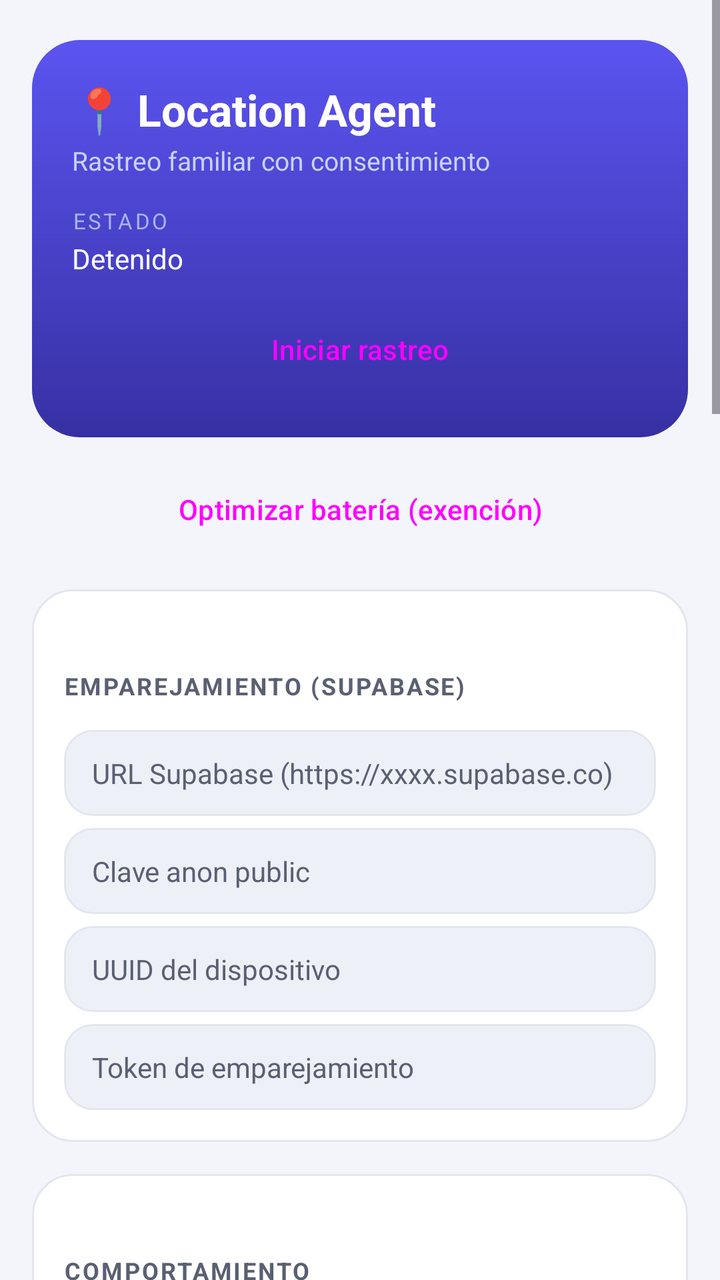
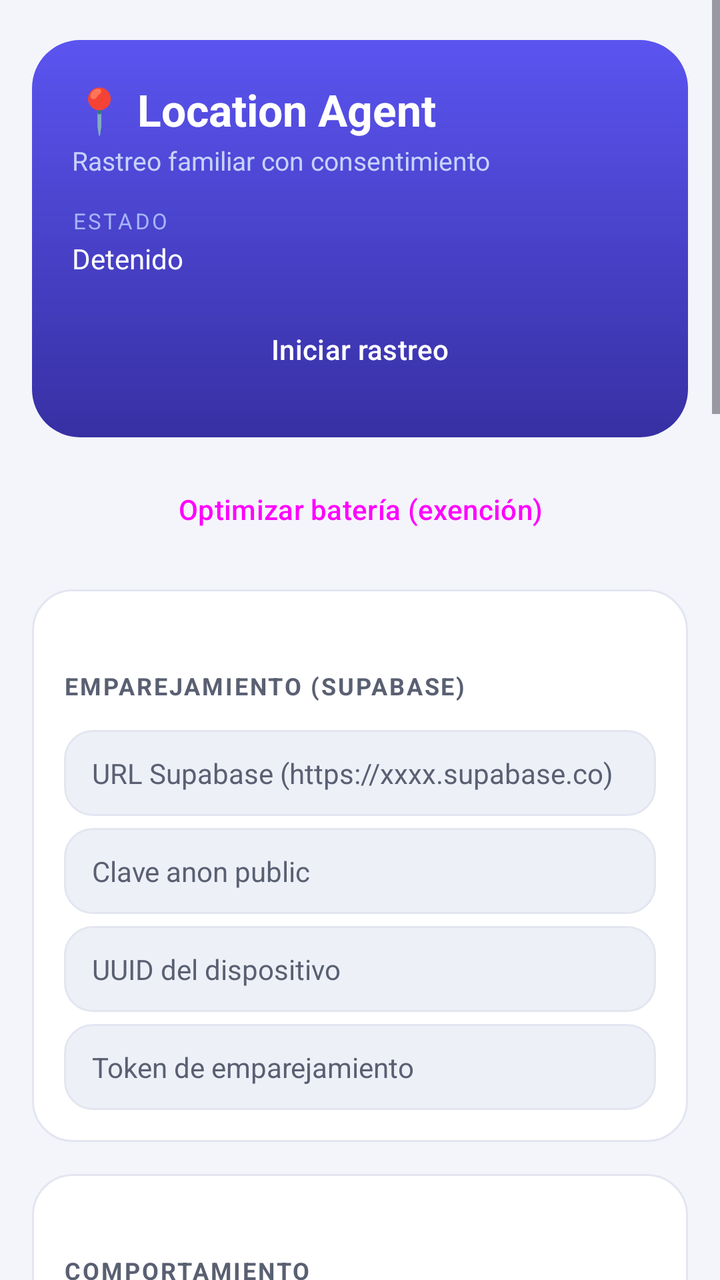

Before-and-after screenshots of an Android layout around one commit, followed by the original layout XML and the change that was made.
<!-- AndroidManifest.xml: application theme Theme.Agent -->
<!-- res/layout/activity_main.xml -->
<?xml version="1.0" encoding="utf-8"?>
<ScrollView xmlns:android="http://schemas.android.com/apk/res/android"
    android:layout_width="match_parent"
    android:layout_height="match_parent"
    android:fillViewport="true"
    android:background="@color/bg">

    <LinearLayout
        android:layout_width="match_parent"
        android:layout_height="wrap_content"
        android:orientation="vertical"
        android:paddingHorizontal="16dp"
        android:paddingTop="20dp"
        android:paddingBottom="32dp">

        
        <LinearLayout
            android:layout_width="match_parent"
            android:layout_height="wrap_content"
            android:background="@drawable/bg_hero"
            android:orientation="vertical"
            android:padding="20dp">

            <TextView
                android:layout_width="wrap_content"
                android:layout_height="wrap_content"
                android:text="@string/hero_title"
                android:textColor="#FFFFFF"
                android:textSize="22sp"
                android:textStyle="bold" />

            <TextView
                android:layout_width="wrap_content"
                android:layout_height="wrap_content"
                android:layout_marginTop="2dp"
                android:text="@string/hero_subtitle"
                android:textColor="#C7D2FE"
                android:textSize="13sp" />

            <TextView
                android:layout_width="match_parent"
                android:layout_height="wrap_content"
                android:layout_marginTop="14dp"
                android:text="@string/label_status"
                android:textAllCaps="true"
                android:letterSpacing="0.1"
                android:textColor="#A5B4FC"
                android:textSize="11sp" />

            <TextView
                android:id="@+id/statusText"
                android:layout_width="match_parent"
                android:layout_height="wrap_content"
                android:layout_marginTop="2dp"
                android:lineSpacingExtra="3dp"
                android:text="Detenido"
                android:textColor="#FFFFFF"
                android:textSize="14sp" />

            <Button
                android:id="@+id/btnToggle"
                style="@style/Btn.Secondary"
                android:layout_width="match_parent"
                android:layout_height="wrap_content"
                android:layout_marginTop="12dp"
                android:text="Iniciar rastreo" />
        </LinearLayout>

        
        <Button
            android:id="@+id/btnBattery"
            style="@style/Btn.Secondary"
            android:layout_width="match_parent"
            android:layout_height="wrap_content"
            android:layout_marginTop="12dp"
            android:text="@string/btn_battery" />

        
        <LinearLayout
            android:layout_width="match_parent"
            android:layout_height="wrap_content"
            android:layout_marginTop="16dp"
            android:background="@drawable/bg_card"
            android:orientation="vertical"
            android:padding="16dp">

            <TextView style="@style/SectionTitle" android:text="@string/section_pairing" />

            <EditText
                android:id="@+id/etSupabaseUrl"
                style="@style/Field"
                android:layout_width="match_parent"
                android:layout_height="wrap_content"
                android:hint="@string/field_url_hint"
                android:inputType="textUri" />

            <EditText
                android:id="@+id/etSupabaseKey"
                style="@style/Field"
                android:layout_width="match_parent"
                android:layout_height="wrap_content"
                android:hint="@string/field_key_hint"
                android:inputType="text" />

            <EditText
                android:id="@+id/etDeviceId"
                style="@style/Field"
                android:layout_width="match_parent"
                android:layout_height="wrap_content"
                android:hint="@string/field_device_hint"
                android:inputType="text" />

            <EditText
                android:id="@+id/etDeviceToken"
                style="@style/Field"
                android:layout_width="match_parent"
                android:layout_height="wrap_content"
                android:hint="@string/field_token_hint"
                android:inputType="text" />
        </LinearLayout>

        
        <LinearLayout
            android:layout_width="match_parent"
            android:layout_height="wrap_content"
            android:layout_marginTop="16dp"
            android:background="@drawable/bg_card"
            android:orientation="vertical"
            android:padding="16dp">

            <TextView style="@style/SectionTitle" android:text="@string/section_behavior" />

            <TextView
                android:layout_width="wrap_content"
                android:layout_height="wrap_content"
                android:text="@string/label_interval"
                android:textColor="@color/text_secondary"
                android:textSize="13sp" />

            <Spinner
                android:id="@+id/spInterval"
                android:layout_width="match_parent"
                android:layout_height="48dp" />

            <CheckBox
                android:id="@+id/cbPrecision"
                android:layout_width="match_parent"
                android:layout_height="wrap_content"
                android:layout_marginTop="4dp"
                android:text="@string/cb_precision"
                android:textColor="@color/text_primary" />

            <CheckBox
                android:id="@+id/cbAdaptive"
                android:layout_width="match_parent"
                android:layout_height="wrap_content"
                android:layout_marginTop="4dp"
                android:checked="true"
                android:text="@string/cb_adaptive"
                android:textColor="@color/text_primary" />

            <CheckBox
                android:id="@+id/cbDiscreet"
                android:layout_width="match_parent"
                android:layout_height="wrap_content"
                android:layout_marginTop="4dp"
                android:checked="true"
                android:text="@string/cb_discreet"
                android:textColor="@color/text_primary" />

            <Button
                android:id="@+id/btnSave"
                style="@style/Btn"
                android:layout_width="match_parent"
                android:layout_height="wrap_content"
                android:text="@string/btn_save" />
        </LinearLayout>

        
        <LinearLayout
            android:layout_width="match_parent"
            android:layout_height="wrap_content"
            android:layout_marginTop="16dp"
            android:background="@drawable/bg_card"
            android:orientation="vertical"
            android:padding="16dp">

            <TextView style="@style/SectionTitle" android:text="@string/section_alerts" />

            <Button
                android:id="@+id/btnSos"
                style="@style/Btn"
                android:layout_width="match_parent"
                android:layout_height="wrap_content"
                android:backgroundTint="@color/accent_red"
                android:text="@string/sos_button" />

            <Button
                android:id="@+id/btnCheckin"
                style="@style/Btn"
                android:layout_width="match_parent"
                android:layout_height="wrap_content"
                android:text="@string/checkin_button" />

            <TextView
                android:layout_width="match_parent"
                android:layout_height="wrap_content"
                android:layout_marginTop="6dp"
                android:text="@string/sos_hint"
                android:textColor="@color/text_secondary"
                android:textSize="12sp" />
        </LinearLayout>

        
        <LinearLayout
            android:layout_width="match_parent"
            android:layout_height="wrap_content"
            android:layout_marginTop="16dp"
            android:background="@drawable/bg_card"
            android:orientation="vertical"
            android:padding="16dp">

            <TextView style="@style/SectionTitle" android:text="@string/section_security" />

            <TextView
                android:id="@+id/securityText"
                android:layout_width="match_parent"
                android:layout_height="wrap_content"
                android:lineSpacingExtra="3dp"
                android:text="—"
                android:textColor="@color/text_secondary"
                android:textSize="13sp" />

            <Button
                android:id="@+id/btnPin"
                style="@style/Btn.Secondary"
                android:layout_width="match_parent"
                android:layout_height="wrap_content"
                android:text="@string/btn_pin" />

            <CheckBox
                android:id="@+id/cbRemote"
                android:layout_width="match_parent"
                android:layout_height="wrap_content"
                android:layout_marginTop="4dp"
                android:checked="true"
                android:text="@string/cb_remote"
                android:textColor="@color/text_primary" />

            <CheckBox
                android:id="@+id/cbShareApps"
                android:layout_width="match_parent"
                android:layout_height="wrap_content"
                android:layout_marginTop="4dp"
                android:checked="true"
                android:text="@string/cb_share_apps"
                android:textColor="@color/text_primary" />

            <CheckBox
                android:id="@+id/cbSmart"
                android:layout_width="match_parent"
                android:layout_height="wrap_content"
                android:layout_marginTop="4dp"
                android:checked="true"
                android:text="@string/cb_smart"
                android:textColor="@color/text_primary" />

            <Button
                android:id="@+id/btnAntiTheft"
                style="@style/Btn.Secondary"
                android:layout_width="match_parent"
                android:layout_height="wrap_content"
                android:text="@string/btn_anti_theft_on" />

            <Button
                android:id="@+id/btnUnpair"
                style="@style/Btn.Secondary"
                android:layout_width="match_parent"
                android:layout_height="wrap_content"
                android:text="@string/btn_unpair" />

            <TextView
                android:layout_width="match_parent"
                android:layout_height="wrap_content"
                android:layout_marginTop="12dp"
                android:text="@string/footer_note"
                android:textColor="@color/text_secondary"
                android:textSize="12sp" />
        </LinearLayout>

        
        <LinearLayout
            android:layout_width="match_parent"
            android:layout_height="wrap_content"
            android:layout_marginTop="16dp"
            android:background="@drawable/bg_card"
            android:orientation="vertical"
            android:padding="16dp">

            <TextView style="@style/SectionTitle" android:text="@string/section_appearance" />

            <TextView
                android:layout_width="wrap_content"
                android:layout_height="wrap_content"
                android:text="@string/theme_label"
                android:textColor="@color/text_secondary"
                android:textSize="13sp" />

            <LinearLayout
                android:layout_width="match_parent"
                android:layout_height="wrap_content"
                android:layout_marginTop="6dp"
                android:orientation="horizontal">

                <Button
                    android:id="@+id/btnThemeSystem"
                    style="@style/ThemeChip"
                    android:layout_width="0dp"
                    android:layout_weight="1"
                    android:layout_height="wrap_content"
                    android:text="@string/theme_system" />

                <Button
                    android:id="@+id/btnThemeLight"
                    style="@style/ThemeChip"
                    android:layout_width="0dp"
                    android:layout_weight="1"
                    android:layout_height="wrap_content"
                    android:text="@string/theme_light" />

                <Button
                    android:id="@+id/btnThemeDark"
                    style="@style/ThemeChip"
                    android:layout_width="0dp"
                    android:layout_weight="1"
                    android:layout_height="wrap_content"
                    android:text="@string/theme_dark" />
            </LinearLayout>

            <TextView
                android:layout_width="match_parent"
                android:layout_height="wrap_content"
                android:layout_marginTop="12dp"
                android:text="@string/theme_note"
                android:textColor="@color/text_secondary"
                android:textSize="11sp" />
        </LinearLayout>

    </LinearLayout>
</ScrollView>
<!-- resources referenced by this layout -->
<resources>
  <color name="accent_red">#DC2626</color>
  <color name="bg">#F4F5FA</color>
  <color name="text_primary">#171A2B</color>
  <color name="text_secondary">#5A6072</color>
  <!-- drawable bg_card (drawable) -->
  <?xml version="1.0" encoding="utf-8"?>
  <shape xmlns:android="http://schemas.android.com/apk/res/android" android:shape="rectangle">
      <solid android:color="@color/surface" />
      <stroke android:width="1dp" android:color="@color/card_stroke" />
      <corners android:radius="20dp" />
  </shape>
  <string name="btn_anti_theft_on">Activar modo antirrobo (bloqueo remoto)</string>
  <string name="btn_battery">Optimizar batería (exención)</string>
  <string name="btn_pin">Definir / cambiar PIN del propietario</string>
  <string name="btn_save">Guardar configuración</string>
  <string name="btn_unpair">Detener y desvincular dispositivo</string>
  <string name="cb_adaptive">Batería adaptativa (ralentiza en ahorro)</string>
  <string name="cb_discreet">Notificación discreta (mínima, siempre visible)</string>
  <string name="cb_precision">Precision+ (adjuntar celdas/WiFi)</string>
  <string name="cb_remote">Control remoto (ubicar, bloquear, alarma, detener)</string>
  <string name="cb_share_apps">Compartir la lista de apps instaladas (solo nombres, sin uso ni horarios)</string>
  <string name="cb_smart">Rastreo inteligente (no gasta GPS si está quieto)</string>
  <string name="checkin_button">✅ Llegué bien (avisar a la familia)</string>
  <string name="field_device_hint">UUID del dispositivo</string>
  <string name="field_key_hint">Clave anon public</string>
  <string name="field_token_hint">Token de emparejamiento</string>
  <string name="field_url_hint">URL Supabase (https://xxxx.supabase.co)</string>
  <string name="footer_note">El rastreo funciona solo con tu consentimiento. La notificación permanente es un requisito de Android y el botón Detener siempre está disponible: con PIN definido, pide el PIN para evitar que un tercero apague el rastreo.</string>
  <string name="hero_subtitle">Rastreo familiar con consentimiento</string>
  <string name="hero_title">📍 Location Agent</string>
  <string name="label_interval">Intervalo de reporte</string>
  <string name="label_status">Estado</string>
  <string name="section_alerts">Avisos desde este teléfono</string>
  <string name="section_appearance">Apariencia</string>
  <string name="section_behavior">Comportamiento</string>
  <string name="section_pairing">Emparejamiento (Supabase)</string>
  <string name="section_security">Seguridad y control</string>
  <string name="sos_button">🆘 SOS: pedir ayuda ahora</string>
  <string name="sos_hint">El SOS avisa a tu panel con tu posición, activa 10 minutos de seguimiento detallado y queda visible en la notificación. El \"llegué bien\" solo manda un aviso tranquilizador.</string>
  <string name="theme_dark">Oscuro</string>
  <string name="theme_label">Tema de la aplicación</string>
  <string name="theme_light">Claro</string>
  <string name="theme_note">«Sistema» sigue el ajuste día/noche del teléfono; Claro y Oscuro se mantienen aunque el sistema cambie.</string>
  <string name="theme_system">Sistema</string>
  <color name="surface">#FFFFFF</color>
  <color name="card_stroke">#E3E6F0</color>
  <color name="hero_start">#5B54F0</color>
  <color name="hero_end">#3730A3</color>
  <!-- drawable bg_field (drawable) -->
  <?xml version="1.0" encoding="utf-8"?>
  <shape xmlns:android="http://schemas.android.com/apk/res/android" android:shape="rectangle">
      <solid android:color="@color/surface_alt" />
      <stroke android:width="1dp" android:color="@color/card_stroke" />
      <corners android:radius="14dp" />
  </shape>
  <color name="primary">#4F46E5</color>
  <color name="primary_dark">#3730A3</color>
  <color name="primary_container">#E0E7FF</color>
  <color name="on_primary_container">#312E81</color>
  <color name="surface_alt">#EEF0F8</color>
  <!-- unchanged entries left out for length: 7 -->
</resources>

<!-- the commit's change to res/layout/activity_main.xml (unified diff, before → after) -->
@@ -63,7 +63,8 @@
                 android:layout_width="match_parent"
                 android:layout_height="wrap_content"
                 android:layout_marginTop="12dp"
-                android:text="Iniciar rastreo" />
+                android:textColor="#FFFFFF"
+                android:text="@string/btn_toggle_start" />
         </LinearLayout>
 
         
<!-- resource entries referenced after the edit -->
@@ -15,6 +15,7 @@
   <string name="btn_battery">Optimizar batería (exención)</string>
   <string name="btn_pin">Definir / cambiar PIN del propietario</string>
   <string name="btn_save">Guardar configuración</string>
+  <string name="btn_toggle_start">Iniciar rastreo</string>
   <string name="btn_unpair">Detener y desvincular dispositivo</string>
   <string name="cb_adaptive">Batería adaptativa (ralentiza en ahorro)</string>
   <string name="cb_discreet">Notificación discreta (mínima, siempre visible)</string>
